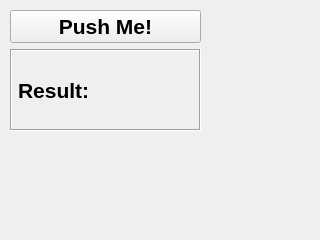
Qt form Qt-designer/frame.ui (ian-everett/python-helper) before a commit.
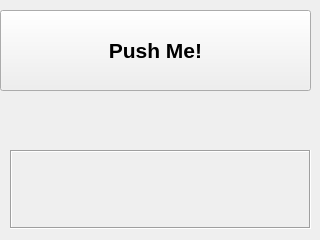
The same form after that commit.

Commit message: MacOs seems to have a repaint problem call repaint in label change

```diff
--- a/Qt-designer/frame.ui
+++ b/Qt-designer/frame.ui
@@ -20,25 +20,15 @@
   <property name="windowTitle">
    <string>Frame</string>
   </property>
-  <widget class="QWidget" name="verticalLayoutWidget">
-   <property name="geometry">
-    <rect>
-     <x>10</x>
-     <y>10</y>
-     <width>191</width>
-     <height>121</height>
-    </rect>
-   </property>
-   <layout class="QVBoxLayout" name="verticalLayout">
-    <item>
-     <widget class="QPushButton" name="button">
-      <property name="text">
-       <string>Push Me!</string>
-      </property>
-     </widget>
-    </item>
-    <item>
      <widget class="QLabel" name="label">
+   <property name="geometry">
+    <rect>
+     <x>10</x>
+     <y>150</y>
+     <width>301</width>
+     <height>79</height>
+    </rect>
+   </property>
       <property name="minimumSize">
        <size>
         <width>0</width>
@@ -52,11 +42,21 @@
        <enum>QFrame::Sunken</enum>
       </property>
       <property name="text">
-       <string>Result:</string>
-      </property>
-     </widget>
-    </item>
-   </layout>
+    <string/>
+   </property>
+  </widget>
+  <widget class="QPushButton" name="button">
+   <property name="geometry">
+    <rect>
+     <x>0</x>
+     <y>10</y>
+     <width>311</width>
+     <height>81</height>
+    </rect>
+   </property>
+   <property name="text">
+    <string>Push Me!</string>
+   </property>
   </widget>
  </widget>
  <resources/>
```
Lines whose indentation alone changed are shown as unchanged. The commit also changes 1 other file.
